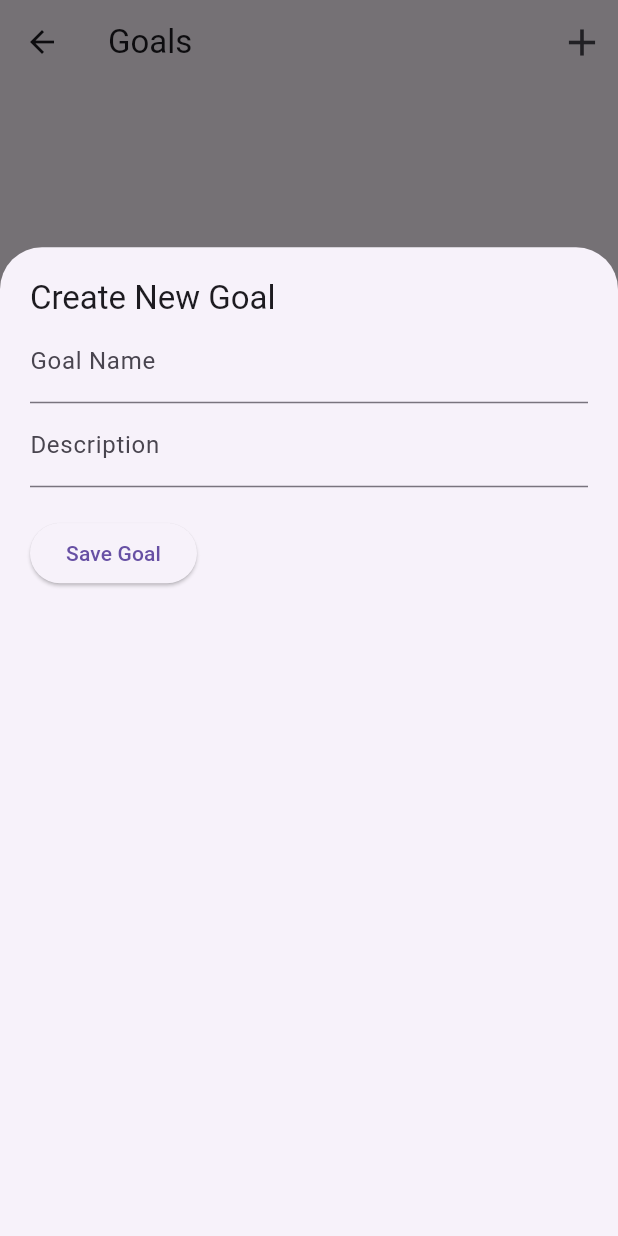
After one commit to liazz03/TFG-LP, a Flutter app: the GoalsScreen screen opened directly, after a tap on the "add" icon, on a phone screen of 412 x 824 dp. The commit adds this screen. Run offline on Flutter 3.47's test engine with Material 3 defaults, Android fonts, the phone set to English and light mode, and no system bars; our stand-ins replace sqflite; missing offline and left inert: schedules; accounts and stored records are empty.

Commit message:
Goals added

```diff
--- /dev/null
+++ b/project/lifeplanner/lib/src/database/dao/Goal_dao.dart
@@ -0,0 +1,58 @@
+import 'package:lifeplanner/src/modules/Organization/goal.dart';
+
+import '../local_db_helper.dart';
+
+class GoalDao {
+  final dbProvider = DatabaseHelper.getDb();
+
+  Future<int> addGoal(Goal goal) async {
+    final db = await dbProvider;
+    return await db.insert('goals', goal.toMap());
+  }
+
+  Future<int> updateGoal(Goal goal) async {
+    final db = await dbProvider;
+    return await db.update(
+      'goals',
+      goal.toMap(),
+      where: 'id = ?',
+      whereArgs: [goal.id],
+    );
+  }
+
+  Future<int> deleteGoal(int id) async {
+    final db = await dbProvider;
+    return await db.delete(
+      'goals',
+      where: 'id = ?',
+      whereArgs: [id],
+    );
+  }
+
+  Future<List<Goal>> getAllGoals() async {
+    final db = await dbProvider;
+    final List<Map<String, dynamic>> maps = await db.query('goals');
+
+    print(List.generate(maps.length, (i) {
+      return Goal.fromMap(maps[i]);
+    }));
+
+    return List.generate(maps.length, (i) {
+      return Goal.fromMap(maps[i]);
+    });
+  }
+
+  Future<Goal?> getGoalById(int id) async {
+    final db = await dbProvider;
+    final List<Map<String, dynamic>> maps = await db.query(
+      'goals',
+      where: 'id = ?',
+      whereArgs: [id],
+    );
+
+    if (maps.isNotEmpty) {
+      return Goal.fromMap(maps.first);
+    }
+    return null;
+  }
+}
--- a/project/lifeplanner/lib/src/database/local_db_helper.dart
+++ b/project/lifeplanner/lib/src/database/local_db_helper.dart
@@ -11,6 +11,10 @@ class DatabaseHelper {
     onCreate: (db, version) async => await _createTables(db,version),
     version: _version
     );
+  }
+
+  static Future<Database> getDb() async{
+    return await _getDb();
   }
 
   static Future<void> _createTables(Database db, int version) async {
--- a/project/lifeplanner/lib/src/modules/Activity/event.dart
+++ b/project/lifeplanner/lib/src/modules/Activity/event.dart
@@ -1,12 +1,13 @@
-import 'package:lifeplanner/src/modules/Activity/activity.dart';
 import 'package:schedules/schedules.dart';
 
 enum EVENT_STATE {Scheduled, Finished, Cancelled,}
 
-class Event extends Activity
+class Event
 {
+  String name;
+  String description;
   Schedule date_time;
   EVENT_STATE state;
 
-  Event(name, description, this.date_time, this.state): super(name, description);
+  Event( this.name, this.description, this.date_time, this.state);
 }
--- a/project/lifeplanner/lib/src/modules/Organization/goal.dart
+++ b/project/lifeplanner/lib/src/modules/Organization/goal.dart
@@ -7,6 +7,7 @@ class Goal {
   GoalType? type;
   DateTime? actualDate_achievement;
   bool achieved;
+  int? id;
 
   Goal({
     required this.name,
@@ -14,6 +15,7 @@ class Goal {
     DateTime? targetDate,
     this.actualDate_achievement,
     this.achieved = false,
+    this.id,
   }) {
     _targetDate = targetDate;
     _updateType(this);
@@ -40,4 +42,41 @@ class Goal {
     _targetDate = newTargetDate;
     _updateType(this);
   }
+
+  // object -> sql
+  Map<String, dynamic> toMap() {
+    final map = {
+      'name': name,
+      'description': description,
+      'target_date': _targetDate?.toIso8601String(),
+      'actual_date_achievement': actualDate_achievement?.toIso8601String(),
+      'type': type?.toString(),
+      'achieved': achieved ? 1 : 0,
+    };
+
+    if (id != null) {  // if goal is new it wont have an id yet
+      map['id'] = id;  // if it is an update it will have an id
+    }
+
+    return map;
+  }
+
+  // sql -> object
+  static Goal fromMap(Map<String, dynamic> map) {
+
+    DateTime? act_dat_ach;
+    if (map['actual_date_achievement'] != null){
+      act_dat_ach = DateTime.tryParse(map['actual_date_achievement']);
+    }
+
+    return Goal(
+      id: map['id'],
+      name: map['name'],
+      description: map['description'],
+      targetDate: DateTime.tryParse(map['target_date']),
+      actualDate_achievement: act_dat_ach,
+      achieved: map['achieved'] == 1,
+    );
+  }
+
 }
--- a/project/lifeplanner/lib/src/modules/Organization/habittracker.dart
+++ b/project/lifeplanner/lib/src/modules/Organization/habittracker.dart
@@ -1,4 +1,5 @@
 import 'package:lifeplanner/src/modules/Activity/activity.dart';
+import 'package:lifeplanner/src/modules/Organization/project.dart';
 enum Month {
   January,
   February,
@@ -19,6 +20,7 @@ class Habit {
   String description;
   List<DateTime> completedDates;
   Activity? related_activity;
+  Project? related_project;
 
 
   Habit({
@@ -26,6 +28,7 @@ class Habit {
     required this.description,
     this.completedDates = const [],
     this.related_activity,
+    this.related_project
   });
 }
 
--- /dev/null
+++ b/project/lifeplanner/lib/src/widgets/GoalsScreen.dart
@@ -0,0 +1,123 @@
+import 'package:flutter/material.dart';
+import 'package:lifeplanner/src/database/dao/Goal_dao.dart';
+import 'package:lifeplanner/src/modules/Organization/goal.dart';
+
+class GoalsScreen extends StatefulWidget {
+  @override
+  _GoalsScreenState createState() => _GoalsScreenState();
+}
+
+class _GoalsScreenState extends State<GoalsScreen> {
+  final GoalDao _goalDao = GoalDao();
+  final _formKey = GlobalKey<FormState>(); // Form key
+
+  // Form data
+  String _name = '';
+  String? _description;
+
+  void _showAddGoalSheet() {
+    showModalBottomSheet(
+      context: context,
+      isScrollControlled: true,
+      builder: (context) {
+        return SingleChildScrollView(
+          padding: EdgeInsets.only(bottom: MediaQuery.of(context).viewInsets.bottom),
+          child: Container(
+            padding: EdgeInsets.all(20),
+            height: MediaQuery.of(context).size.height * 0.8, // Adjust the height as needed
+            child: Form(
+              key: _formKey,
+              child: Column(
+                crossAxisAlignment: CrossAxisAlignment.start,
+                children: <Widget>[
+                  Text('Create New Goal', style: Theme.of(context).textTheme.headline6),
+                  TextFormField(
+                    decoration: InputDecoration(labelText: 'Goal Name'),
+                    validator: (value) {
+                      if (value == null || value.isEmpty) {
+                        return 'Please enter a goal name';
+                      }
+                      return null;
+                    },
+                    onSaved: (value) {
+                      _name = value!;
+                    },
+                  ),
+                  TextFormField(
+                    decoration: InputDecoration(labelText: 'Description'),
+                    onSaved: (value) {
+                      _description = value;
+                    },
+                  ),
+                  SizedBox(height: 20),
+                  ElevatedButton(
+                    onPressed: () {
+                      if (_formKey.currentState!.validate()) {
+                        _formKey.currentState!.save();
+                        _saveGoal();
+                      }
+                    },
+                    child: Text('Save Goal'),
+                  ),
+                ],
+              ),
+            ),
+          ),
+        );
+      },
+    );
+  }
+
+  void _saveGoal() async {
+    Goal newGoal = Goal(
+      name: _name,
+      description: _description,
+      targetDate: DateTime.now(), // Example placeholder
+      actualDate_achievement: null,
+      achieved: false,
+    );
+    await _goalDao.addGoal(newGoal);
+    Navigator.pop(context); // Close the modal bottom sheet
+    setState(() {}); // Refresh the list of goals
+  }
+
+  @override
+  Widget build(BuildContext context) {
+    return Scaffold(
+      appBar: AppBar(
+        title: Text('Goals'),
+        actions: [
+          IconButton(
+            icon: Icon(Icons.add),
+            iconSize: 30,
+            onPressed: _showAddGoalSheet,
+          ),
+        ],
+      ),
+      body: FutureBuilder<List<Goal>>(
+        future: _goalDao.getAllGoals(),
+        builder: (context, snapshot) {
+          if (snapshot.connectionState == ConnectionState.waiting) {
+            return Center(child: CircularProgressIndicator());
+          } else if (snapshot.hasError) {
+            return Center(child: Text('Error: ${snapshot.error}'));
+          } else if (!snapshot.hasData || snapshot.data!.isEmpty) {
+            return Center(child: Text('No goals found.'));
+          } else {
+            return ListView.builder(
+              itemCount: snapshot.data!.length,
+              itemBuilder: (context, index) {
+                final goal = snapshot.data![index];
+                return ListTile(
+                  title: Text(goal.name),
+                  subtitle: goal.description != null ? Text(goal.description!) : null,
+                  // Add more UI elements or functionalities as needed
+                );
+              },
+            );
+          }
+        },
+      ),
+    );
+  }
+}
```
Also changed, not shown: project/lifeplanner/lib/src/app.dart (+14 -41 lines), 2 other files.
